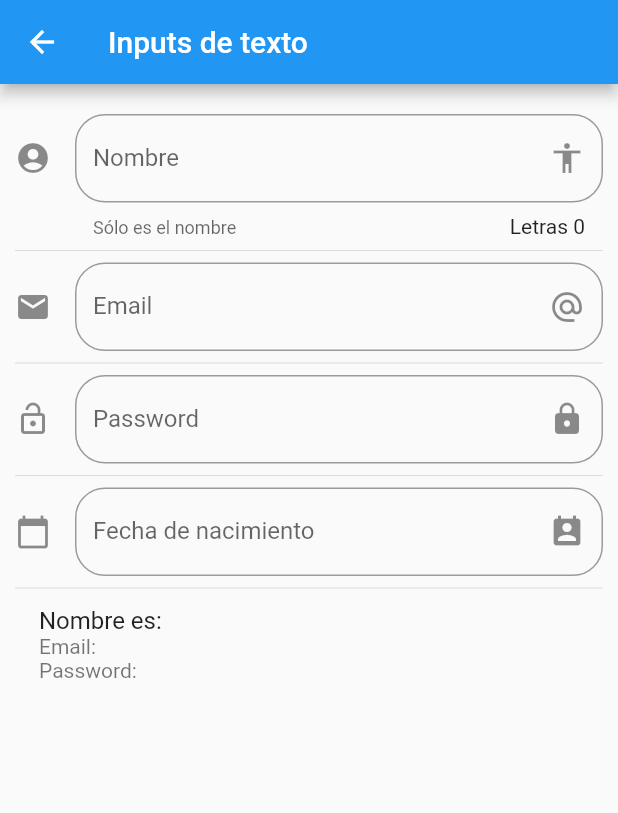
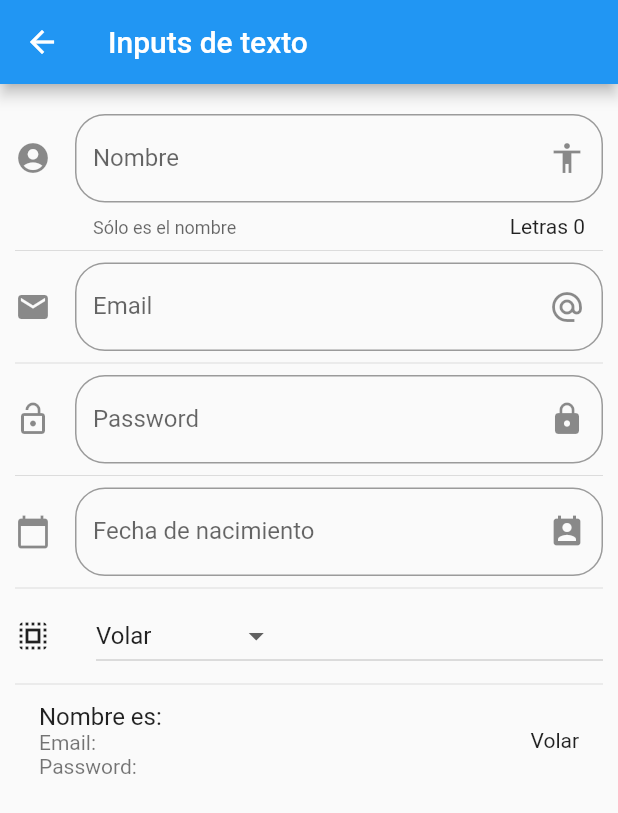
Before and after one commit to aizaguirreteb/flutter-course-components, a Flutter app: the InputPage screen opened by its route, on a phone screen of 412 x 824 dp. Shown: the top 813 px of the screen. Run offline on Flutter 3.47's test engine with Material 2 defaults, Android fonts, the phone set to English and light mode, and no system bars.

Commit message:
Dropdown menu

```diff
--- a/lib/src/pages/input_page.dart
+++ b/lib/src/pages/input_page.dart
@@ -6,11 +6,14 @@ class InputPage extends StatefulWidget {
 }
 
 class _InputPageState extends State<InputPage> {
-
   String _nombre = '';
-  String _email  = '';
+  String _email = '';
   String _password = '';
   String _fecha = '';
+  String _opcionSeleccionada = 'Volar';
+
+  List<String> _poderes = ['Volar', 'Rayos X', 'Super Aliento', 'Super Fuerza'];
+
   TextEditingController _inputFieldDateController = new TextEditingController();
 
   @override
@@ -30,6 +33,8 @@ class _InputPageState extends State<InputPage> {
           Divider(),
           _crearFecha(context),
           Divider(),
+          _crearDropdown(),
+          Divider(),
           _crearPersona(),
         ],
       ),
@@ -37,7 +42,6 @@ class _InputPageState extends State<InputPage> {
   }
 
   Widget _crearInput() {
-
     return TextField(
       //autofocus: true, //Cuando entra en la página se pone el cursor encima
       textCapitalization: TextCapitalization.sentences,
@@ -50,8 +54,7 @@ class _InputPageState extends State<InputPage> {
           labelText: 'Nombre',
           helperText: 'Sólo es el nombre',
           suffixIcon: Icon(Icons.accessibility),
-        icon: Icon(Icons.account_circle)
-      ),
+          icon: Icon(Icons.account_circle)),
       onChanged: (valor) {
         setState(() {
           _nombre = valor;
@@ -61,12 +64,11 @@ class _InputPageState extends State<InputPage> {
     );
   }
 
-
   Widget _crearPersona() {
     return ListTile(
       title: Text('Nombre es: $_nombre'),
       subtitle: Text('Email: $_email \nPassword: $_password'),
-
+      trailing: Text(_opcionSeleccionada),
     );
   }
 
@@ -80,8 +82,7 @@ class _InputPageState extends State<InputPage> {
           hintText: 'Email',
           labelText: 'Email',
           suffixIcon: Icon(Icons.alternate_email),
-        icon: Icon(Icons.email)
-      ),
+          icon: Icon(Icons.email)),
       onChanged: (valor) {
         setState(() {
           _email = valor;
@@ -101,8 +102,7 @@ class _InputPageState extends State<InputPage> {
           hintText: 'Password',
           labelText: 'Password',
           suffixIcon: Icon(Icons.lock),
-        icon: Icon(Icons.lock_open)
-      ),
+          icon: Icon(Icons.lock_open)),
       onChanged: (valor) {
         setState(() {
           _password = valor;
@@ -123,19 +123,15 @@ class _InputPageState extends State<InputPage> {
           hintText: 'Fecha de nacimiento',
           labelText: 'Fecha de nacimiento',
           suffixIcon: Icon(Icons.perm_contact_calendar),
-        icon: Icon(Icons.calendar_today)
-      ),
+          icon: Icon(Icons.calendar_today)),
       onTap: () {
-
         FocusScope.of(context).requestFocus(new FocusNode());
         _selectDate(context);
-
       },
     );
   }
 
-  _selectDate (BuildContext context) async {
-
+  _selectDate(BuildContext context) async {
     DateTime picked = await showDatePicker(
       context: context,
       initialDate: new DateTime.now(),
@@ -144,11 +140,44 @@ class _InputPageState extends State<InputPage> {
       locale: Locale('es', 'ES'),
     );
 
-    if( picked != null){
+    if (picked != null) {
       setState(() {
         _fecha = picked.toString();
         _inputFieldDateController.text = _fecha;
       });
     }
   }
+
+  List<DropdownMenuItem<String>> getOpcionesDropdown() {
+    List<DropdownMenuItem<String>> list = new List();
+    _poderes.forEach((poder) {
+      list.add(DropdownMenuItem(
+        child: Text(poder),
+        value: poder,
+      ));
+    });
+
+    return list;
   }
+
+  Widget _crearDropdown() {
+    return Row(
+      children: <Widget>[
+        Icon(Icons.select_all),
+        SizedBox(width: 30.0,),
+        Expanded(
+          child: DropdownButton(
+            value: _opcionSeleccionada,
+            items: getOpcionesDropdown(),
+            onChanged: (option) {
+              print(option);
+              setState(() {
+                _opcionSeleccionada = option;
+              });
+            },
+          ),
+        )
+      ],
+    );
+  }
+}
```
Lines whose indentation alone changed are shown as unchanged.
